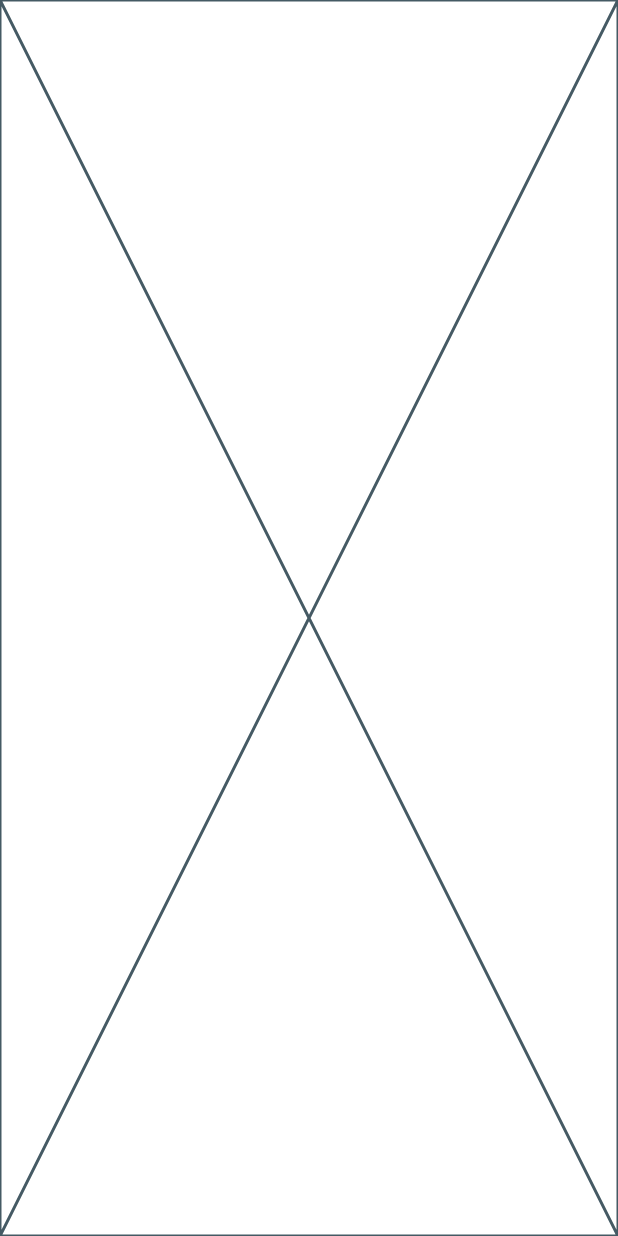
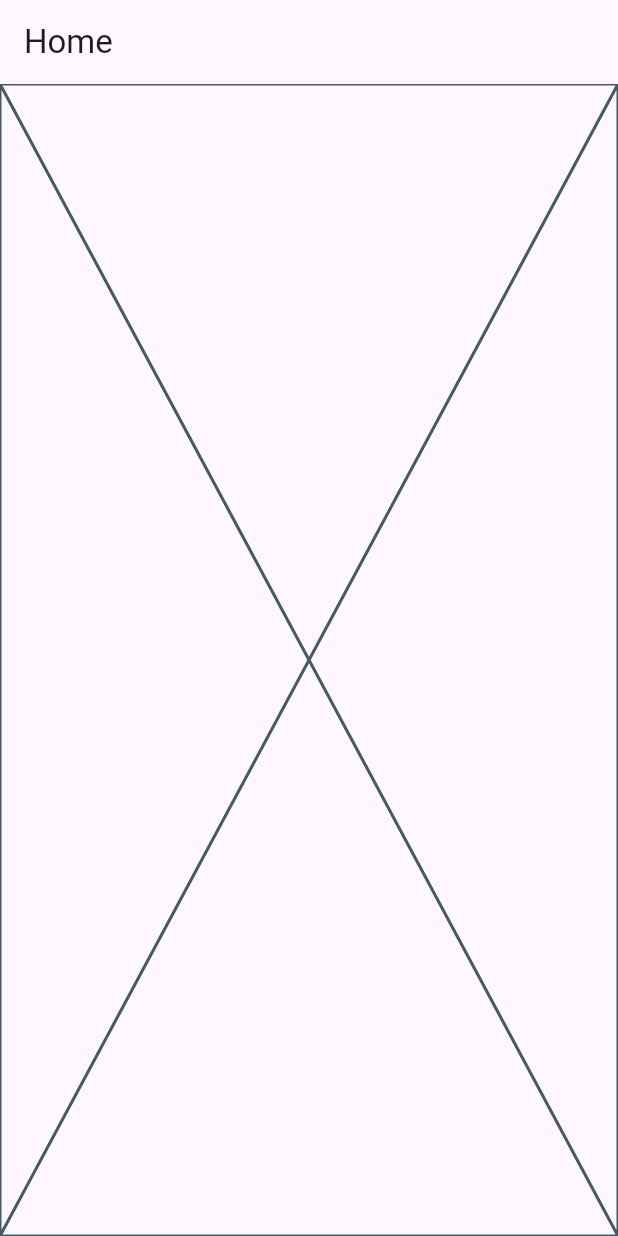
Before and after one commit to hashem2770/Apartmy, a Flutter app: the screen it shows after launch, on a phone screen of 412 x 824 dp. Run offline on Flutter 3.47's test engine with Material 3 defaults, Android fonts, the phone set to English and light mode, and no system bars.

Commit message:
refactor home view

```diff
--- /dev/null
+++ b/lib/features/home_view/views/home_view.dart
@@ -0,0 +1,16 @@
+import 'package:flutter/material.dart';
+import 'package:apartmy/features/home_view/views/home_view_body.dart';
+
+class HomeView extends StatelessWidget {
+  const HomeView({super.key});
+
+  @override
+  Widget build(BuildContext context) {
+    return Scaffold(
+      appBar: AppBar(
+        title: const Text('Home'),
+      ),
+      body:const HomeViewBody()
+    );
+  }
+}
--- a/lib/features/splash_view/views/splash_view.dart
+++ b/lib/features/home_view/views/home_view_body.dart
@@ -1,8 +1,6 @@
 import 'package:flutter/material.dart';
-
-
-class SplashView extends StatelessWidget {
-  const SplashView({super.key});
+class HomeViewBody extends StatelessWidget {
+  const HomeViewBody({super.key});
 
   @override
   Widget build(BuildContext context) {
--- a/lib/main.dart
+++ b/lib/main.dart
@@ -1,13 +1,13 @@
-import 'package:apartmy/features/splash_view/views/splash_view.dart';
 import 'package:flutter/material.dart';
+import 'package:apartmy/features/home_view/views/home_view.dart';
 
 void main() {
   runApp(const Apartmy());
-
 }
 
 class Apartmy extends StatelessWidget {
   const Apartmy({super.key});
+
   @override
   Widget build(BuildContext context) {
     return MaterialApp(
@@ -16,7 +16,7 @@ class Apartmy extends StatelessWidget {
         colorScheme: ColorScheme.fromSeed(seedColor: Colors.deepPurple),
         useMaterial3: true,
       ),
-      home: const SplashView(),
+      home: const HomeView(),
     );
   }
 }
```
